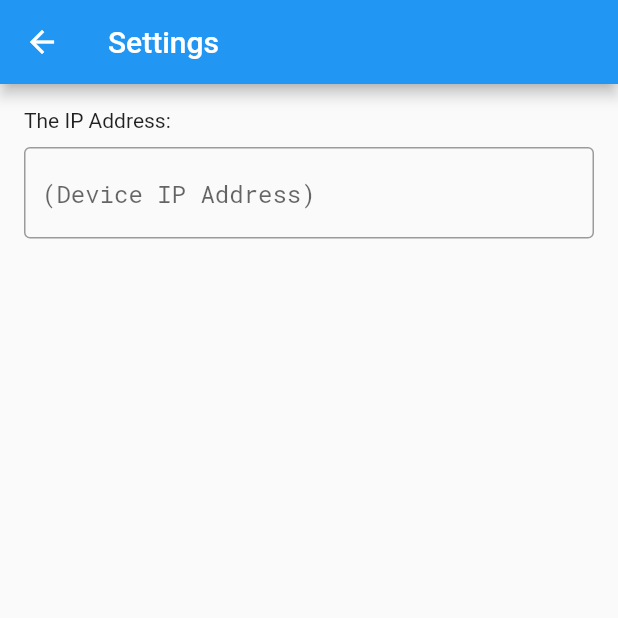
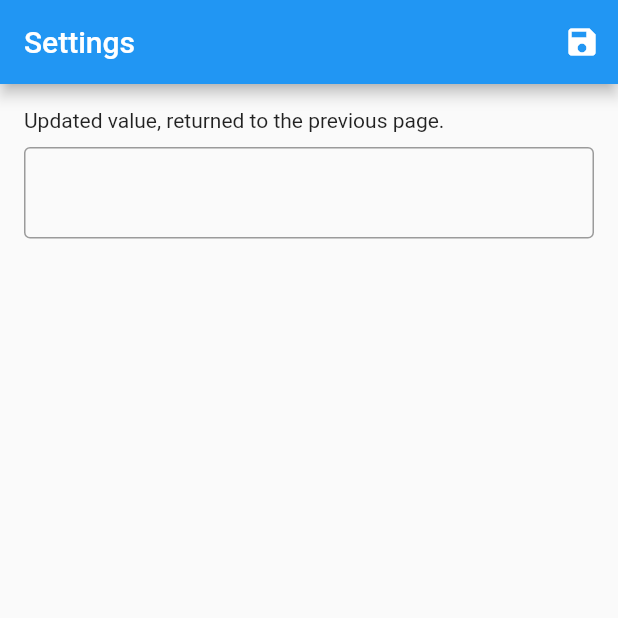
Before and after one commit to johnwargo/flutter-navigation-sample, a Flutter app: the screen it shows after launch, after a tap on "Go To Sub-page", on a phone screen of 412 x 824 dp, the top half of it. Run offline on Flutter 3.47's test engine with Material 2 defaults, Android fonts, the phone set to English and light mode, and no system bars; our stand-ins replace shared_preferences; statements that could not run were skipped.

Commit message:
got it working...
settings page opens and passes a value back to the calling page.
Just what I wanted
writes to config first,

```diff
--- a/lib/pages/home.dart
+++ b/lib/pages/home.dart
@@ -42,14 +42,42 @@ class _MyHomePageState extends State<MyHomePage> {
     _deviceAddress = value;
   }
 
-  void _openPage() {
+  void _openPage() async {
     print('Home: _openPage()');
-    Navigator.push(
-        context,
-        MaterialPageRoute(
-            builder: (BuildContext context) => SettingsPage(),
-            settings: RouteSettings(name: '/settings')
-        ));
+    config.deviceAddress = _deviceAddress;
+
+    //======================================
+    // Opens a page with a back button
+    //======================================
+    // Navigator.push(
+    //   context,
+    //   MaterialPageRoute(
+    //      builder: (BuildContext context) => SettingsPage(),
+    //      settings: RouteSettings(name: '/settings')
+    //   ));
+
+    //======================================
+    // opens a page with an X to close
+    // https://fidev.io/full-screen-dialog/
+    //======================================
+    // Navigator.of(context).push(new MaterialPageRoute<Null>(
+    //    builder: (BuildContext context) {
+    //      return new SettingsPage();
+    //    },
+    //    fullscreenDialog: true
+    // ));
+
+    String ipAddr = await Navigator.of(context).push(new MaterialPageRoute<String>(
+        builder: (BuildContext context) {
+          return new SettingsPage();
+        },
+        fullscreenDialog: true
+    ));
+    if (ipAddr != null ) {
+      setState(() {
+        _deviceAddress = ipAddr;
+      });
+    }
   }
 
   @override
@@ -83,7 +111,7 @@ class _MyHomePageState extends State<MyHomePage> {
                   children: <Widget>[
                     SizedBox(height: 10),
                     Text(
-                        "This app communicates with the Remote Notify device using its network (IP) address. Please enter the IP address for the device:"),
+                        "Enter a value in the field below, then click the button (below) to continue."),
                     SizedBox(height: 10),
                     TextField(
                       controller: deviceAddressController,
--- a/lib/pages/settings.dart
+++ b/lib/pages/settings.dart
@@ -21,6 +21,8 @@ class _SettingsPageState extends State<SettingsPage> {
     print('Settings: initState()');
     super.initState();
 
+    // increment the current value
+    _deviceAddress += '.23';
     // Set the initial value for the edit field
     deviceAddressController = TextEditingController(text: _deviceAddress);
   }
@@ -33,19 +35,32 @@ class _SettingsPageState extends State<SettingsPage> {
   @override
   Widget build(BuildContext context) {
     return Scaffold(
-      appBar: AppBar(title: Text('Settings')),
+      appBar: AppBar(
+          automaticallyImplyLeading: false,
+          title: Text('Settings'),
+          actions: <Widget>[
+            IconButton(
+              icon: Icon(Icons.save),
+              onPressed: () {
+                print('Home: Save button tapped');
+                // Save the data to preferences
+                config.deviceAddress = _deviceAddress;
+                Navigator.of(context).pop(_deviceAddress);
+              },
+            ),
+          ]),
       body: SafeArea(
         child: ListView(
           padding: const EdgeInsets.all(16.0),
           children: <Widget>[
-            Text("The IP Address:"),
+            Text("Updated value, returned to the previous page."),
             SizedBox(height: 10),
             TextField(
               controller: deviceAddressController,
               onChanged: updateDeviceAddress,
               decoration: InputDecoration(
-                  border: OutlineInputBorder(),
-                  hintText: '(Device IP Address)'),
+                border: OutlineInputBorder(),
+              ),
               style: TextStyle(fontFamily: 'Roboto Mono'),
             ),
           ],
```
